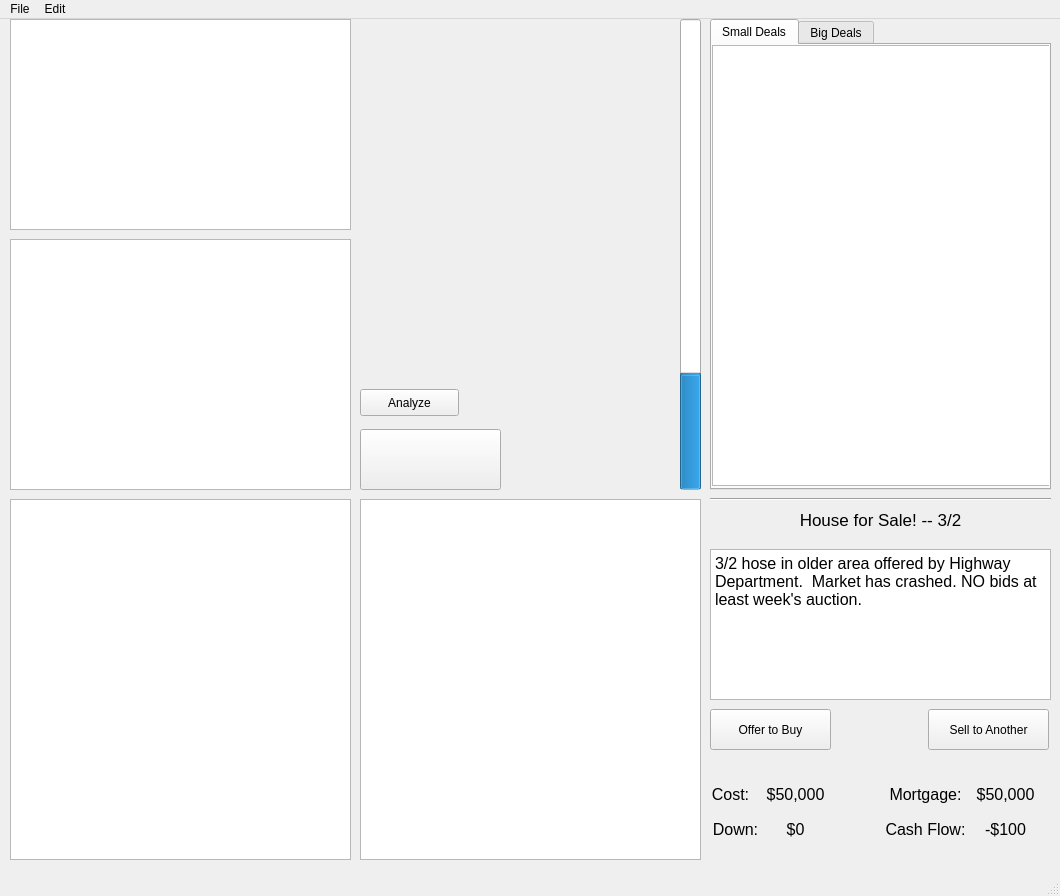
Before: the Qt Designer form guis/financial.ui in Rightside-Two-0/Rightside_Two.0, drawn with Qt 5.
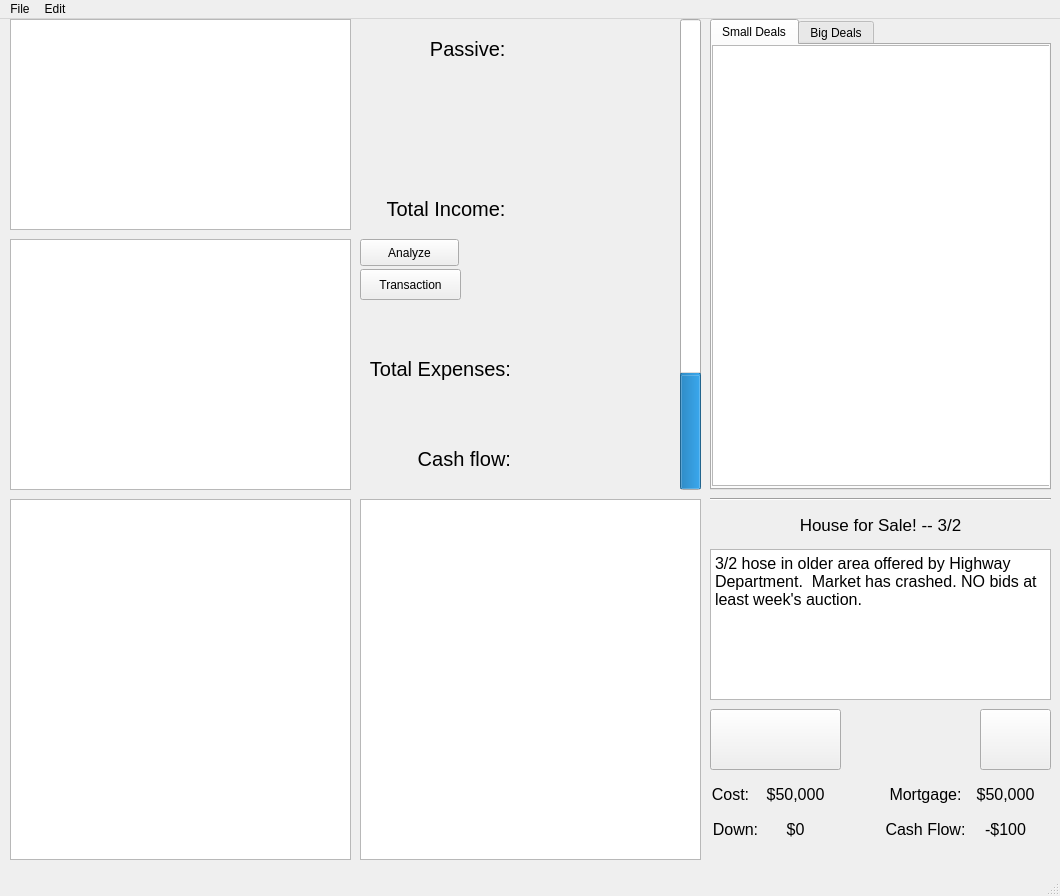
After: the same form once the commit is applied. Icons and pictures are not drawn.

```diff
--- a/guis/financial.ui
+++ b/guis/financial.ui
@@ -24,7 +24,7 @@
     <property name="geometry">
      <rect>
       <x>360</x>
-      <y>370</y>
+      <y>220</y>
       <width>99</width>
       <height>27</height>
      </rect>
@@ -95,28 +95,16 @@
     <property name="geometry">
      <rect>
       <x>360</x>
-      <y>410</y>
-      <width>141</width>
-      <height>61</height>
+      <y>250</y>
+      <width>101</width>
+      <height>31</height>
      </rect>
     </property>
     <property name="toolTip">
      <string>&lt;html&gt;&lt;head/&gt;&lt;body&gt;&lt;p&gt;New Transaction&lt;/p&gt;&lt;/body&gt;&lt;/html&gt;</string>
     </property>
     <property name="text">
-     <string>
-</string>
-    </property>
-    <property name="icon">
-     <iconset>
-      <normaloff>../assets/100_bill.jpeg</normaloff>
-      <normalon>../assets/100_bill.jpeg</normalon>
-      <disabledoff>../assets/100_bill.jpeg</disabledoff>
-      <disabledon>../assets/100_bill.jpeg</disabledon>
-      <activeoff>../assets/100_bill.jpeg</activeoff>
-      <activeon>../assets/100_bill.jpeg</activeon>
-      <selectedoff>../assets/100_bill.jpeg</selectedoff>
-      <selectedon>../assets/100_bill.jpeg</selectedon>../assets/100_bill.jpeg</iconset>
+     <string>Transaction</string>
     </property>
     <property name="iconSize">
      <size>
@@ -175,7 +163,7 @@
     <property name="geometry">
      <rect>
       <x>520</x>
-      <y>190</y>
+      <y>170</y>
       <width>141</width>
       <height>41</height>
      </rect>
@@ -322,7 +310,7 @@
       <x>710</x>
       <y>480</y>
       <width>341</width>
-      <height>41</height>
+      <height>51</height>
      </rect>
     </property>
     <property name="font">
@@ -359,25 +347,45 @@
      <rect>
       <x>710</x>
       <y>690</y>
-      <width>121</width>
-      <height>41</height>
+      <width>131</width>
+      <height>61</height>
      </rect>
     </property>
     <property name="text">
-     <string>Offer to Buy</string>
+     <string/>
+    </property>
+    <property name="icon">
+     <iconset>
+      <normaloff>../assets/100_bill.jpeg</normaloff>../assets/100_bill.jpeg</iconset>
+    </property>
+    <property name="iconSize">
+     <size>
+      <width>133</width>
+      <height>67</height>
+     </size>
     </property>
    </widget>
    <widget class="QPushButton" name="sell_button">
     <property name="geometry">
      <rect>
-      <x>928</x>
+      <x>980</x>
       <y>690</y>
-      <width>121</width>
-      <height>41</height>
+      <width>71</width>
+      <height>61</height>
      </rect>
     </property>
     <property name="text">
-     <string>Sell to Another</string>
+     <string/>
+    </property>
+    <property name="icon">
+     <iconset>
+      <normaloff>../assets/transfer-4x.png</normaloff>../assets/transfer-4x.png</iconset>
+    </property>
+    <property name="iconSize">
+     <size>
+      <width>64</width>
+      <height>64</height>
+     </size>
     </property>
    </widget>
    <widget class="QLabel" name="cost">
@@ -521,6 +529,126 @@
      <enum>Qt::Horizontal</enum>
     </property>
    </widget>
+   <widget class="QLabel" name="total_passive_2">
+    <property name="geometry">
+     <rect>
+      <x>370</x>
+      <y>10</y>
+      <width>141</width>
+      <height>41</height>
+     </rect>
+    </property>
+    <property name="font">
+     <font>
+      <pointsize>15</pointsize>
+     </font>
+    </property>
+    <property name="toolTip">
+     <string>&lt;html&gt;&lt;head/&gt;&lt;body&gt;&lt;p&gt;Total Passive Income&lt;/p&gt;&lt;/body&gt;&lt;/html&gt;</string>
+    </property>
+    <property name="layoutDirection">
+     <enum>Qt::RightToLeft</enum>
+    </property>
+    <property name="text">
+     <string>Passive: </string>
+    </property>
+    <property name="textFormat">
+     <enum>Qt::RichText</enum>
+    </property>
+    <property name="alignment">
+     <set>Qt::AlignRight|Qt::AlignTrailing|Qt::AlignVCenter</set>
+    </property>
+   </widget>
+   <widget class="QLabel" name="total_passive_3">
+    <property name="geometry">
+     <rect>
+      <x>370</x>
+      <y>170</y>
+      <width>141</width>
+      <height>41</height>
+     </rect>
+    </property>
+    <property name="font">
+     <font>
+      <pointsize>15</pointsize>
+     </font>
+    </property>
+    <property name="toolTip">
+     <string>&lt;html&gt;&lt;head/&gt;&lt;body&gt;&lt;p&gt;Total Passive Income&lt;/p&gt;&lt;/body&gt;&lt;/html&gt;</string>
+    </property>
+    <property name="layoutDirection">
+     <enum>Qt::RightToLeft</enum>
+    </property>
+    <property name="text">
+     <string>Total Income: </string>
+    </property>
+    <property name="textFormat">
+     <enum>Qt::RichText</enum>
+    </property>
+    <property name="alignment">
+     <set>Qt::AlignRight|Qt::AlignTrailing|Qt::AlignVCenter</set>
+    </property>
+   </widget>
+   <widget class="QLabel" name="total_passive_4">
+    <property name="geometry">
+     <rect>
+      <x>360</x>
+      <y>330</y>
+      <width>151</width>
+      <height>41</height>
+     </rect>
+    </property>
+    <property name="font">
+     <font>
+      <pointsize>15</pointsize>
+     </font>
+    </property>
+    <property name="toolTip">
+     <string>&lt;html&gt;&lt;head/&gt;&lt;body&gt;&lt;p&gt;Total Passive Income&lt;/p&gt;&lt;/body&gt;&lt;/html&gt;</string>
+    </property>
+    <property name="layoutDirection">
+     <enum>Qt::RightToLeft</enum>
+    </property>
+    <property name="text">
+     <string>Total Expenses:</string>
+    </property>
+    <property name="textFormat">
+     <enum>Qt::RichText</enum>
+    </property>
+    <property name="alignment">
+     <set>Qt::AlignRight|Qt::AlignTrailing|Qt::AlignVCenter</set>
+    </property>
+   </widget>
+   <widget class="QLabel" name="total_passive_5">
+    <property name="geometry">
+     <rect>
+      <x>370</x>
+      <y>420</y>
+      <width>141</width>
+      <height>41</height>
+     </rect>
+    </property>
+    <property name="font">
+     <font>
+      <pointsize>15</pointsize>
+     </font>
+    </property>
+    <property name="toolTip">
+     <string>&lt;html&gt;&lt;head/&gt;&lt;body&gt;&lt;p&gt;Total Passive Income&lt;/p&gt;&lt;/body&gt;&lt;/html&gt;</string>
+    </property>
+    <property name="layoutDirection">
+     <enum>Qt::RightToLeft</enum>
+    </property>
+    <property name="text">
+     <string>Cash flow:</string>
+    </property>
+    <property name="textFormat">
+     <enum>Qt::RichText</enum>
+    </property>
+    <property name="alignment">
+     <set>Qt::AlignRight|Qt::AlignTrailing|Qt::AlignVCenter</set>
+    </property>
+   </widget>
   </widget>
   <widget class="QStatusBar" name="statusbar"/>
   <widget class="QMenuBar" name="menuBar">
```
Left out of the diff: 6 changed lines with no effect on the pictures.
